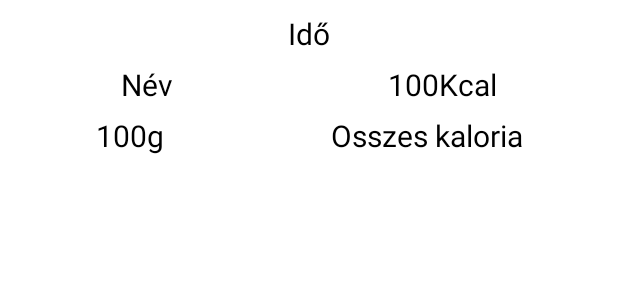
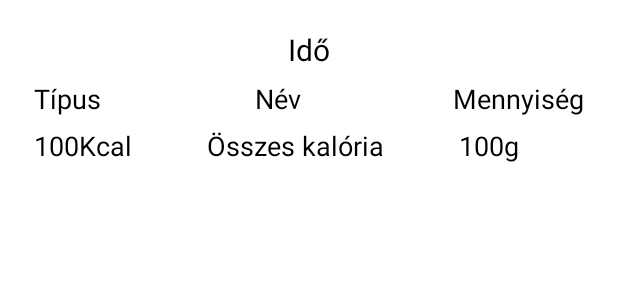
Before and after one commit to szabolcs130/kaloria4, an Android app: the layout row_items_etkezes.xml on its own in the app's theme, with its tools: preview values and no code run, on a phone screen of 412 x 824 dp. Shown: the top 300 px of the screen. Run offline under Robolectric (Android 15) with nearby library versions, the phone set to English and light mode, and no system bars.

Commit message:
Étkezés típus hozzáadása

```diff
--- a/app/src/main/java/com/example/kaloria4/dao/EtkezesDao.java
+++ b/app/src/main/java/com/example/kaloria4/dao/EtkezesDao.java
@@ -21,6 +21,6 @@ public interface EtkezesDao {
     @Delete
     void deleteEtkezes(Etkezes etkezes);
     //SELECT * FROM user_table u INNER JOIN task_table t ON u.userId = t.userOwnerId
-    @Query("SELECT etkezes.etkezesId AS etkezesId, etkezes.etkezesIdopontEtelId AS etkezesIdopontEtelId,etkezes.etkezesIdopontGramm AS etkezesIdopontGramm,etkezes.etkezesIdopontIdo AS etkezesIdopontIdo,etel.etelid AS etelid,etel.etelnev AS etkezesIdopontEtelNev,etel.kaloria AS kaloria  FROM etkezes INNER JOIN etel ON etkezes.etkezesIdopontEtelId = etel.etelid")
+    @Query("SELECT etkezes.etkezesId AS etkezesId, etkezes.etkezesIdopontEtelId AS etkezesIdopontEtelId,etkezes.etkezesIdopontGramm AS etkezesIdopontGramm,etkezes.etkezesTipus as etkezesTipus,etkezes.etkezesIdopontIdo AS etkezesIdopontIdo,etel.etelid AS etelid,etel.etelnev AS etkezesIdopontEtelNev,etel.kaloria AS kaloria  FROM etkezes INNER JOIN etel ON etkezes.etkezesIdopontEtelId = etel.etelid")
     LiveData<List<EtkezesOsszevont>> getAllEtkezes();
 }
--- a/app/src/main/java/com/example/kaloria4/database/Database.java
+++ b/app/src/main/java/com/example/kaloria4/database/Database.java
@@ -22,7 +22,7 @@ public abstract class Database extends RoomDatabase {
         if (INSTANCE == null){
             synchronized (Database.class){
                 if (INSTANCE == null) {
-                    INSTANCE= Room.databaseBuilder(context,Database.class,"kaloria5.db").build();
+                    INSTANCE= Room.databaseBuilder(context,Database.class,"kaloria6.db").build();
                 }
             }
         }
--- a/app/src/main/res/layout/row_items_etkezes.xml
+++ b/app/src/main/res/layout/row_items_etkezes.xml
@@ -1,49 +1,46 @@
-<?xml version="1.0" encoding="utf-8"?>
 <androidx.constraintlayout.widget.ConstraintLayout xmlns:android="http://schemas.android.com/apk/res/android"
     xmlns:app="http://schemas.android.com/apk/res-auto"
     xmlns:tools="http://schemas.android.com/tools"
     android:layout_width="match_parent"
     android:layout_height="wrap_content"
-    android:layout_margin="5dp"
+    android:layout_margin="8dp"
     android:elevation="8dp"
-    app:cardCornerRadius="4dp">
+    app:cardCornerRadius="8dp">
+
     <LinearLayout
         android:layout_width="match_parent"
         android:layout_height="wrap_content"
+        android:orientation="vertical"
         android:layout_margin="3dp"
-        android:orientation="vertical"
+        android:padding="8dp"
+        android:gravity="center"
         tools:ignore="MissingConstraints">
-        <LinearLayout
-            android:layout_width="match_parent"
+
+        <TextView
+            android:id="@+id/etkezesIdopontIdo"
+            android:layout_width="wrap_content"
             android:layout_height="wrap_content"
-            android:gravity="center"
-            android:orientation="horizontal"
-            >
-            <TextView
-                android:id="@+id/etkezesIdopontIdo"
-                android:layout_width="wrap_content"
-                android:layout_height="wrap_content"
-                android:padding="3dp"
-                android:text="Idő"
-                android:textSize="20dp"
-                android:textColor="@android:color/black" />
-        </LinearLayout>
+            android:padding="3dp"
+            android:text="Idő"
+            android:textColor="@android:color/black"
+            android:textSize="20sp"
+            android:gravity="center" />
 
         <LinearLayout
             android:layout_width="match_parent"
             android:layout_height="wrap_content"
-            android:orientation="horizontal">
+            android:orientation="horizontal"
+            android:gravity="center">
+
             <TextView
-                android:id="@+id/etelId"
+                android:id="@+id/etkezesIdopontTipusSzoveg"
                 android:layout_width="wrap_content"
                 android:layout_height="wrap_content"
-                android:layout_weight="1"
                 android:padding="3dp"
-                android:text="Id: 10"
-                android:textSize="20dp"
+                android:text="Típus"
                 android:textAlignment="center"
                 android:textColor="@android:color/black"
-                android:visibility="gone"/>
+                android:textSize="18sp" />
             <TextView
                 android:id="@+id/etelNev"
                 android:layout_width="wrap_content"
@@ -51,9 +48,27 @@
                 android:layout_weight="1"
                 android:padding="3dp"
                 android:text="Név"
-                android:textSize="20dp"
                 android:textAlignment="center"
-                android:textColor="@android:color/black" />
+                android:textColor="@android:color/black"
+                android:textSize="18sp" />
+            <TextView
+                android:id="@+id/etelMennyiseg"
+                android:layout_width="wrap_content"
+                android:layout_height="wrap_content"
+                android:padding="3dp"
+                android:text="Mennyiség"
+                android:textAlignment="center"
+                android:textColor="@android:color/black"
+                android:textSize="18sp" />
+
+        </LinearLayout>
+
+        <LinearLayout
+            android:layout_width="match_parent"
+            android:layout_height="wrap_content"
+            android:orientation="horizontal"
+            android:gravity="center">
+
             <TextView
                 android:id="@+id/etelKaloria"
                 android:layout_width="wrap_content"
@@ -61,37 +76,21 @@
                 android:layout_weight="1"
                 android:padding="3dp"
                 android:text="100Kcal"
-                android:textAlignment="center"
-                android:textSize="20dp"
-                android:textColor="@android:color/black" />
+                android:textAlignment="viewStart"
+                android:textColor="@android:color/black"
+                android:textSize="18sp" />
 
-        </LinearLayout>
-        <LinearLayout
-            android:layout_width="match_parent"
-            android:layout_height="wrap_content"
-            android:orientation="horizontal">
             <TextView
-                android:id="@+id/etkezesIdopontId"
+                android:id="@+id/etkezesIdopontOsszesKaloria"
                 android:layout_width="wrap_content"
                 android:layout_height="wrap_content"
                 android:layout_weight="1"
                 android:padding="3dp"
-                android:text="Id: 1"
-                android:textSize="20dp"
-                android:textAlignment="center"
+                android:text="Összes kalória"
+                android:textAlignment="viewStart"
                 android:textColor="@android:color/black"
-                android:visibility="gone"/>
-            <TextView
-                android:id="@+id/etkezesIdopontEtelId"
-                android:layout_width="wrap_content"
-                android:layout_height="wrap_content"
-                android:layout_weight="1"
-                android:padding="3dp"
-                android:text="EtelId: 10"
-                android:textSize="20dp"
-                android:textAlignment="center"
-                android:textColor="@android:color/black"
-                android:visibility="gone"/>
+                android:textSize="18sp" />
+
             <TextView
                 android:id="@+id/etkezesIdopontGramm"
                 android:layout_width="wrap_content"
@@ -99,20 +98,12 @@
                 android:layout_weight="1"
                 android:padding="3dp"
                 android:text="100g"
-                android:textAlignment="center"
-                android:textSize="20dp"
-                android:textColor="@android:color/black" />
-            <TextView
-                android:id="@+id/etkezesIdopontOsszesKaloria"
-                android:layout_width="wrap_content"
-                android:layout_height="wrap_content"
-                android:layout_weight="1"
-                android:padding="3dp"
-                android:text="Osszes kaloria"
-                android:textAlignment="center"
-                android:textSize="20dp"
-                android:textColor="@android:color/black" />
+                android:textAlignment="viewStart"
+                android:textColor="@android:color/black"
+                android:textSize="18sp" />
 
         </LinearLayout>
+
     </LinearLayout>
+
 </androidx.constraintlayout.widget.ConstraintLayout>
```
Also changed, not shown: app/src/main/java/com/example/kaloria4/adapter/EtkezesAdapter.java (+74 -44 lines), app/src/main/java/com/example/kaloria4/model/Etkezes.java (+26 -5 lines), app/src/main/java/com/example/kaloria4/model/EtkezesOsszevont.java (+21 -0 lines), app/src/main/java/com/example/kaloria4/ui/slideshow/SlideshowFragment.java (+71 -57 lines), app/src/main/res/layout/row_add_etkezes.xml (+20 -21 lines).
